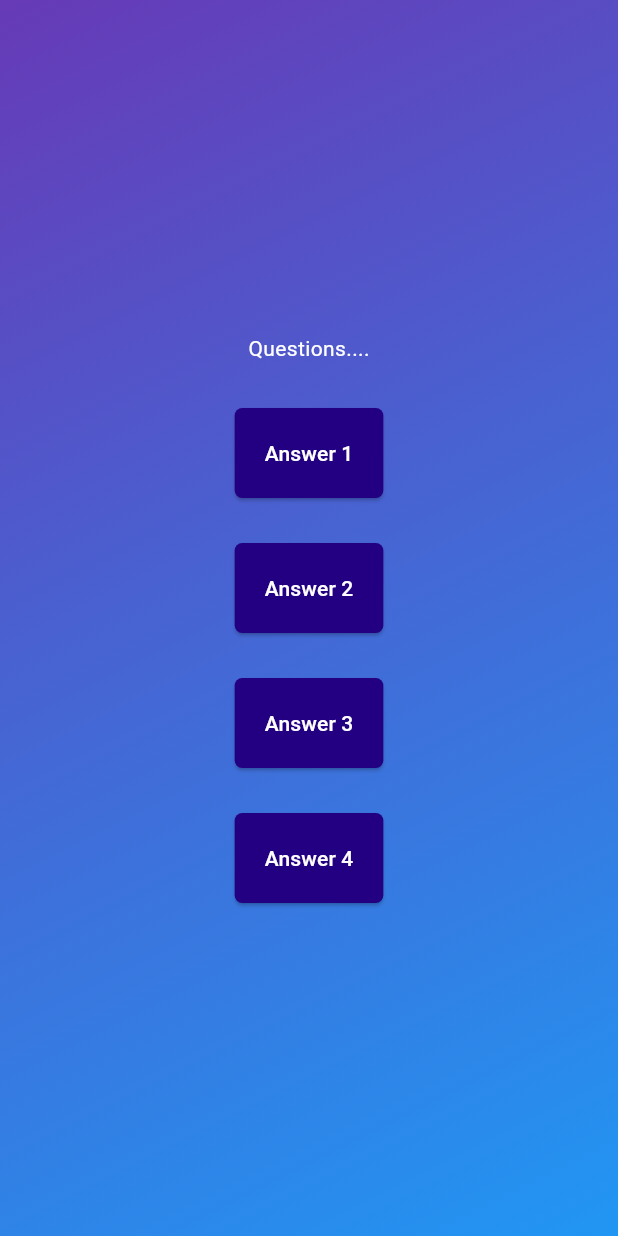
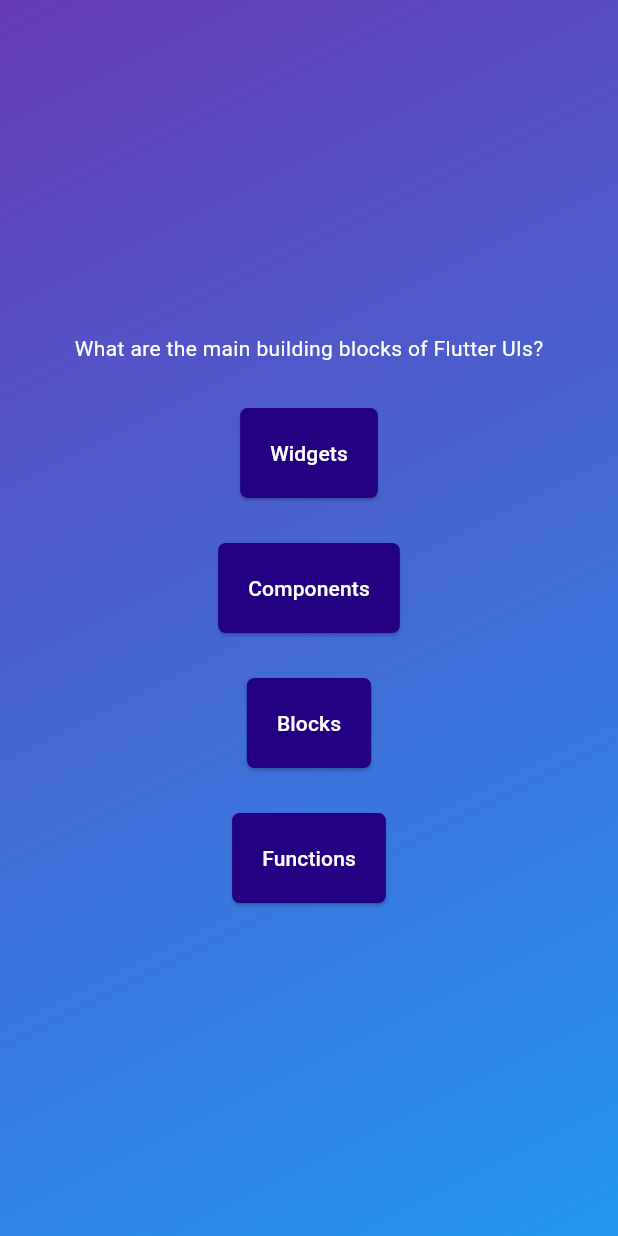
Before and after one commit to nahidmeraj765/quiz-app, a Flutter app: the screen it shows after launch, after a tap on "Start Quiz", on a phone screen of 412 x 824 dp. Run offline on Flutter 3.47's test engine with Material 3 defaults, Android fonts, the phone set to English and light mode, and no system bars.

Commit message:
code updated

```diff
--- a/lib/quiz_screen.dart
+++ b/lib/quiz_screen.dart
@@ -1,5 +1,6 @@
 import 'package:flutter/material.dart';
 import 'package:flutter_application_quiz_app/answer_button.dart';
+import 'package:flutter_application_quiz_app/data/questions.dart';
 
 class QuizScreen extends StatefulWidget {
   const QuizScreen({super.key});
@@ -13,30 +14,35 @@ class QuizScreen extends StatefulWidget {
 class _QuizScreenState extends State<QuizScreen> {
   @override
   Widget build(context) {
+    final currentQuestion = questions[0];
+
     return SizedBox(
       width: double.infinity,
       child: Column(
         mainAxisAlignment: MainAxisAlignment.center,
         children: [
-          const Text("Questions....", style: TextStyle(color: Colors.white)),
+          Text(
+            currentQuestion.questions,
+            style: const TextStyle(color: Colors.white),
+          ),
           const SizedBox(height: 30),
           AnswerButton(
-            answerText: "Answer 1",
+            answerText: currentQuestion.answers[0],
             onTap: () {},
           ),
           const SizedBox(height: 30),
           AnswerButton(
-            answerText: "Answer 2",
+            answerText: currentQuestion.answers[1],
             onTap: () {},
           ),
           const SizedBox(height: 30),
           AnswerButton(
-            answerText: "Answer 3",
+            answerText: currentQuestion.answers[2],
             onTap: () {},
           ),
           const SizedBox(height: 30),
           AnswerButton(
-            answerText: "Answer 4",
+            answerText: currentQuestion.answers[3],
             onTap: () {},
           ),
         ],
```
